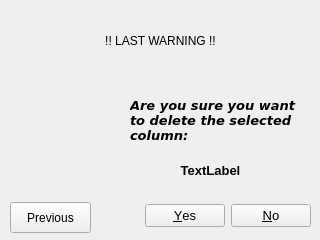
Above: delete_col_confirmation.ui from adiii-ui/MySQL-Frontend before the change. Below: the same form after it.
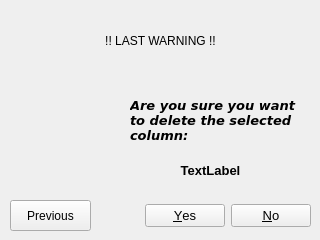
That is the form after the change. The open tabs and pages were chosen to show the change. Icons and pictures are not drawn.

The edit to the form file:
```diff
--- a/delete_col_confirmation.ui
+++ b/delete_col_confirmation.ui
@@ -269,7 +269,7 @@
      <property name="geometry">
       <rect>
        <x>10</x>
-       <y>202</y>
+       <y>200</y>
        <width>81</width>
        <height>31</height>
       </rect>
```
